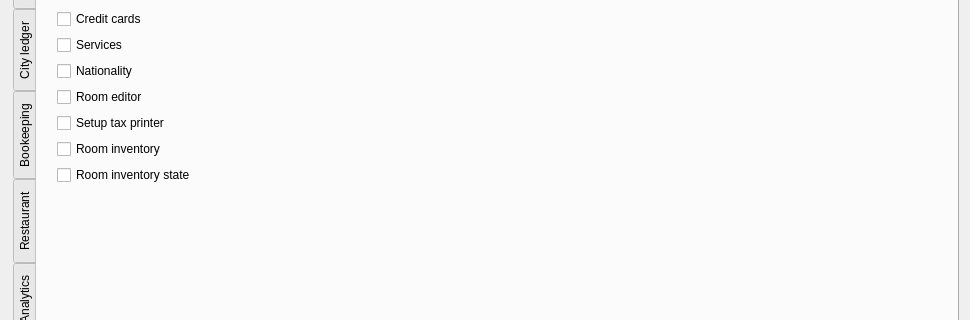
First picture: the form in Resort/dlguserrights.ui, repository End1-1/Resort, before the edit; both pictures show x 0 to 970 and y 143 to 463 of the 970 by 663 pixel window.
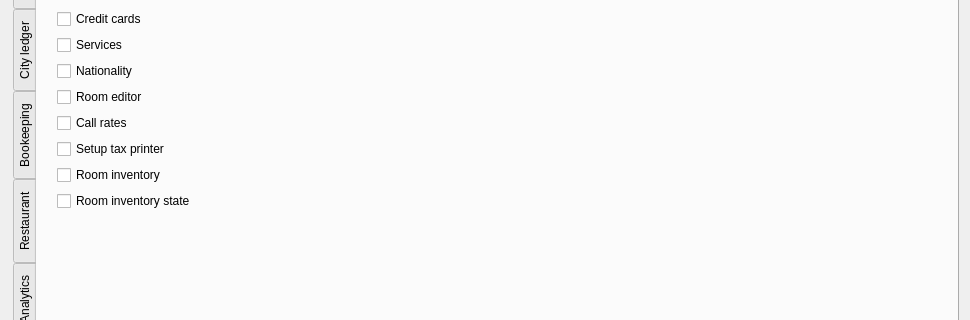
Second picture: the form after the edit. The open tabs and pages were chosen to show the change. Custom widgets are drawn as their Qt base class.

The edit to the form file:
```diff
--- a/Resort/dlguserrights.ui
+++ b/Resort/dlguserrights.ui
@@ -1236,6 +1236,16 @@
          </property>
         </widget>
        </item>
+       <item>
+        <widget class="EQCheckBox" name="chRoomEditor_2">
+         <property name="text">
+          <string>Call rates</string>
+         </property>
+         <property name="Tag" stdset="0">
+          <string>126</string>
+         </property>
+        </widget>
+       </item>
        <item>
         <widget class="EQCheckBox" name="chSetupTax">
          <property name="text">
```
